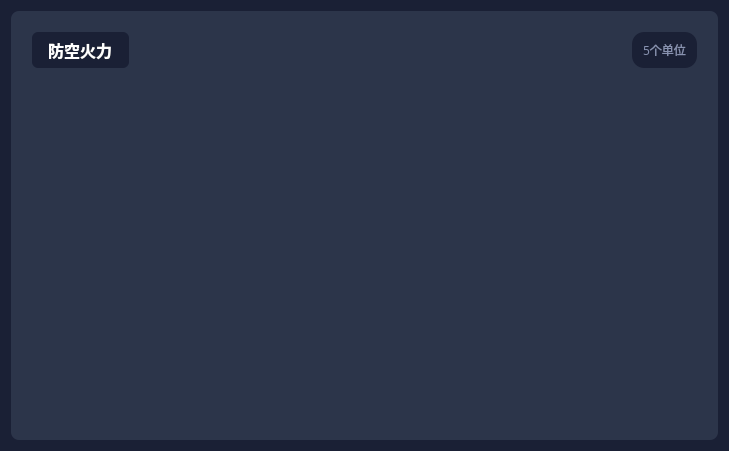
First picture: the form in Project/src/EstimateSituation/FirepowerControl.ui, repository jackstraw1112/UVA-MissionPlanning, before the edit.
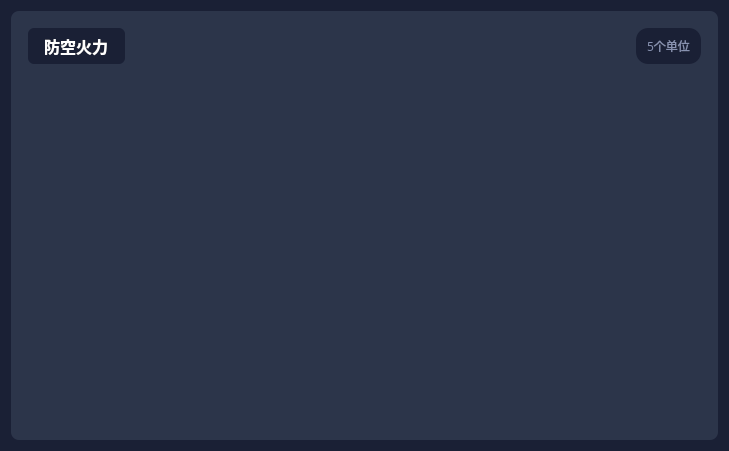
Second picture: the form after the edit.

What changed in the file:
```diff
--- a/Project/src/EstimateSituation/FirepowerControl.ui
+++ b/Project/src/EstimateSituation/FirepowerControl.ui
@@ -26,7 +26,7 @@
 QFrame#mainFrame {
     background-color: #2c354a;
     border-radius: 8px;
-    padding: 12px;
+    padding: 8px;
 }
 
 /* 标题栏 */
@@ -61,8 +61,8 @@
 QFrame[objectName="firepowerItem"] {
     background-color: #1a2035;
     border-radius: 6px;
-    padding: 12px;
-    margin-bottom: 8px;
+    padding: 8px;
+    margin-bottom: 2px;
 }
 
 /* 设备名称 */
@@ -210,7 +210,7 @@
          </property>
          <layout class="QVBoxLayout" name="verticalLayout_3">
           <property name="spacing">
-           <number>8</number>
+           <number>2</number>
           </property>
          </layout>
         </widget>
```
